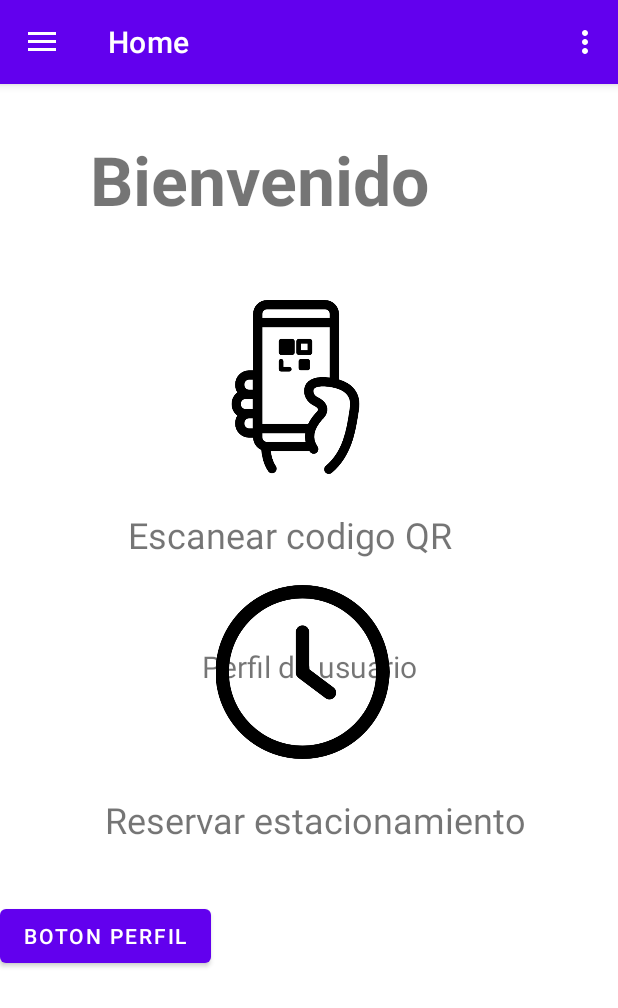
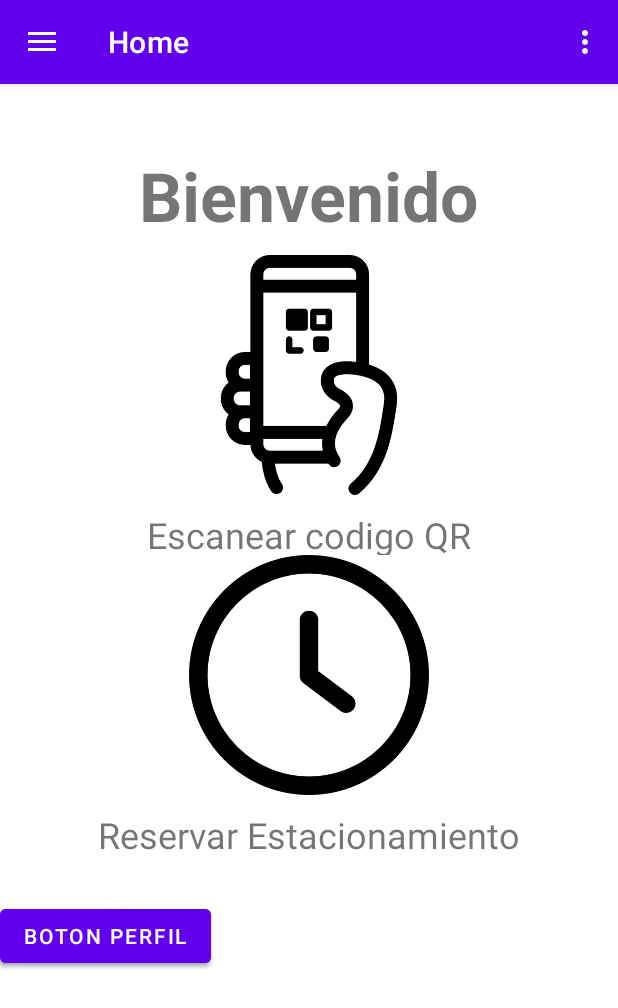
Before and after one commit to ftoledoroa/ProyectoTituloFuentesToledo, an Android app: the BienvenidaPantalla screen opened directly, with no data from a screen before it, on a phone screen of 412 x 824 dp. Shown: the top 1008 px of the screen. Run offline under Robolectric (Android 15) with nearby library versions, the phone set to English and light mode, and no system bars; our stand-ins replace navigation-ui.

Commit message:
Franco (#19)
* actualizacion:
creacion clase usuario

* actualizacion:
funcionalidad RegistrarCuenta

* push prueba

* jksdhfjasdf

* usuario a;adido

* fagfgfag

* actualizacion:
pantalla lista estacionamientos

```diff
--- a/app/src/main/java/com/example/proyectotitulofuentestoledo/BienvenidaPantalla.java
+++ b/app/src/main/java/com/example/proyectotitulofuentestoledo/BienvenidaPantalla.java
@@ -8,6 +8,8 @@ import android.view.Menu;
 import android.widget.Button;
 
 import android.widget.ImageView;
+import android.widget.RelativeLayout;
+import android.widget.Toast;
 
 import com.google.android.material.snackbar.Snackbar;
 import com.google.android.material.navigation.NavigationView;
@@ -35,7 +37,7 @@ public class BienvenidaPantalla extends AppCompatActivity {
         setContentView(binding.getRoot());
 
         setSupportActionBar(binding.appBarBienvenidaPantalla.toolbar);
-        binding.appBarBienvenidaPantalla.imageView2.setOnClickListener(new View.OnClickListener() {
+        binding.appBarBienvenidaPantalla.btPerfil.setOnClickListener(new View.OnClickListener() {
             @Override
 
             public void onClick(View view) {
@@ -57,6 +59,29 @@ public class BienvenidaPantalla extends AppCompatActivity {
         NavController navController = Navigation.findNavController(this, R.id.nav_host_fragment_content_bienvenida_pantalla);
         NavigationUI.setupActionBarWithNavController(this, navController, mAppBarConfiguration);
         NavigationUI.setupWithNavController(navigationView, navController);
+
+
+        RelativeLayout rlEscanear = findViewById(R.id.rlEscanearQR);
+        rlEscanear.setOnClickListener(new View.OnClickListener() {
+            @Override
+            public void onClick(View v) {
+                //intent i = new Intent(BienvenidaPantalla.this,ActivityReservar.class);
+                //startActivity(i);
+                Toast.makeText(BienvenidaPantalla.this, "Acá ase añadirá la funcion de Camara", Toast.LENGTH_SHORT).show();
+
+            }
+        });
+
+
+        RelativeLayout rlReservar = findViewById(R.id.rlReservar);
+        rlReservar.setOnClickListener(new View.OnClickListener() {
+            @Override
+            public void onClick(View v) {
+                Intent i = new Intent(BienvenidaPantalla.this,ActivityReservar.class);
+                startActivity(i);
+
+            }
+        });
     }
 
     @Override
--- a/app/src/main/java/com/example/proyectotitulofuentestoledo/ui/home/HomeViewModel.java
+++ b/app/src/main/java/com/example/proyectotitulofuentestoledo/ui/home/HomeViewModel.java
@@ -10,7 +10,7 @@ public class HomeViewModel extends ViewModel {
 
     public HomeViewModel() {
         mText = new MutableLiveData<>();
-        mText.setValue("Perfil de usuario");
+        mText.setValue("");
     }
 
     public LiveData<String> getText() {
--- a/app/src/main/res/layout/app_bar_bienvenida_pantalla.xml
+++ b/app/src/main/res/layout/app_bar_bienvenida_pantalla.xml
@@ -1,5 +1,5 @@
 <?xml version="1.0" encoding="utf-8"?>
-<androidx.coordinatorlayout.widget.CoordinatorLayout xmlns:android="http://schemas.android.com/apk/res/android"
+<RelativeLayout xmlns:android="http://schemas.android.com/apk/res/android"
     xmlns:app="http://schemas.android.com/apk/res-auto"
     xmlns:tools="http://schemas.android.com/tools"
     android:layout_width="match_parent"
@@ -7,6 +7,7 @@
     tools:context=".BienvenidaPantalla">
 
     <com.google.android.material.appbar.AppBarLayout
+        android:id="@+id/appBarLayout"
         android:layout_width="match_parent"
         android:layout_height="wrap_content"
         android:theme="@style/Theme.ProyectoTituloFuentesToledo.AppBarOverlay">
@@ -24,50 +25,79 @@
 
     <TextView
         android:id="@+id/tvTitulo"
-        android:layout_width="286dp"
+        android:layout_width="wrap_content"
         android:layout_height="wrap_content"
-        android:layout_alignParentLeft="true"
-        android:layout_alignParentTop="true"
         android:layout_centerHorizontal="true"
-        android:layout_marginLeft="60dp"
-        android:layout_marginTop="89dp"
+        android:layout_marginTop="100dp"
         android:text="Bienvenido"
         android:textSize="45sp"
         android:textStyle="bold" />
 
+    <RelativeLayout
+        android:layout_width="match_parent"
+        android:layout_height="200dp"
+        android:layout_alignTop="@+id/tvTitulo"
+        android:layout_marginTop="70dp">
+        <RelativeLayout
+            android:id="@+id/rlEscanearQR"
+            android:layout_width="wrap_content"
+            android:layout_height="match_parent"
+            android:layout_centerHorizontal="true">
+
             <ImageView
-        android:id="@+id/imageView2"
-        android:layout_width="123dp"
-        android:layout_height="116dp"
-        android:layout_marginHorizontal="135dp"
-        android:layout_marginTop="200dp"
+                android:layout_width="160dp"
+                android:layout_height="160dp"
+                android:layout_centerHorizontal="true"
                 app:srcCompat="@drawable/iconoqr" />
 
             <TextView
-        android:id="@+id/tvEscanear"
-        android:layout_width="229dp"
+                android:layout_width="wrap_content"
                 android:layout_height="wrap_content"
-        android:layout_marginLeft="85dp"
-        android:layout_marginTop="340dp"
+                android:layout_marginTop="170dp"
                 android:text="Escanear codigo QR"
                 android:textSize="24sp" />
 
+        </RelativeLayout>
+
+    </RelativeLayout>
+
+
+    <RelativeLayout
+        android:layout_width="match_parent"
+        android:layout_height="200dp"
+        android:layout_alignTop="@+id/tvTitulo"
+        android:layout_marginTop="270dp">
+        <RelativeLayout
+            android:id="@+id/rlReservar"
+            android:layout_width="wrap_content"
+            android:layout_height="match_parent"
+            android:layout_centerHorizontal="true"
+            >
             <ImageView
-        android:id="@+id/imageView5"
-        android:layout_width="123dp"
-        android:layout_height="116dp"
-        android:layout_marginLeft="140dp"
-        android:layout_marginTop="390dp"
+                android:layout_width="160dp"
+                android:layout_height="160dp"
+                android:layout_centerHorizontal="true"
                 app:srcCompat="@drawable/iconorelog" />
 
             <TextView
-        android:id="@+id/tvReservar"
-        android:layout_width="287dp"
+                android:layout_width="wrap_content"
                 android:layout_height="wrap_content"
-        android:layout_marginLeft="70dp"
-        android:layout_marginTop="530dp"
-        android:text="Reservar estacionamiento"
+                android:layout_marginTop="170dp"
+                android:layout_centerHorizontal="true"
+                android:text="Reservar Estacionamiento"
                 android:textSize="24sp" />
+
+        </RelativeLayout>
+
+    </RelativeLayout>
+
+
+    <Button
+        android:id="@+id/btPerfil"
+        android:layout_width="wrap_content"
+        android:layout_height="wrap_content"
+        android:layout_marginTop="600dp"
+        android:text="Boton perfil" />
 
     <Button
         android:id="@+id/btPerfil"
@@ -77,4 +107,4 @@
         android:text="Boton perfil" />
 
 
-</androidx.coordinatorlayout.widget.CoordinatorLayout>
+</RelativeLayout>
--- a/app/src/main/res/menu/activity_main_drawer.xml
+++ b/app/src/main/res/menu/activity_main_drawer.xml
@@ -7,7 +7,9 @@
         <item
             android:id="@+id/nav_perfil"
             android:icon="@android:drawable/btn_star"
-            android:title="Perfil de Usuario" />
+
+            android:title="@string/menu_home" />
+
         <item
             android:id="@+id/nav_gallery"
             android:icon="@drawable/ic_menu_gallery"
```
Also changed, not shown: app/src/main/AndroidManifest.xml (+17 -9 lines), app/src/main/java/com/example/proyectotitulofuentestoledo/ActivityReservar.java (added, +14 -0 lines), app/src/main/res/layout/activity_qrpopup.xml (deleted, +0 -47 lines), app/src/main/res/layout/activity_reservar.xml (added, +16 -0 lines). Lines whose indentation alone changed are shown as unchanged.
